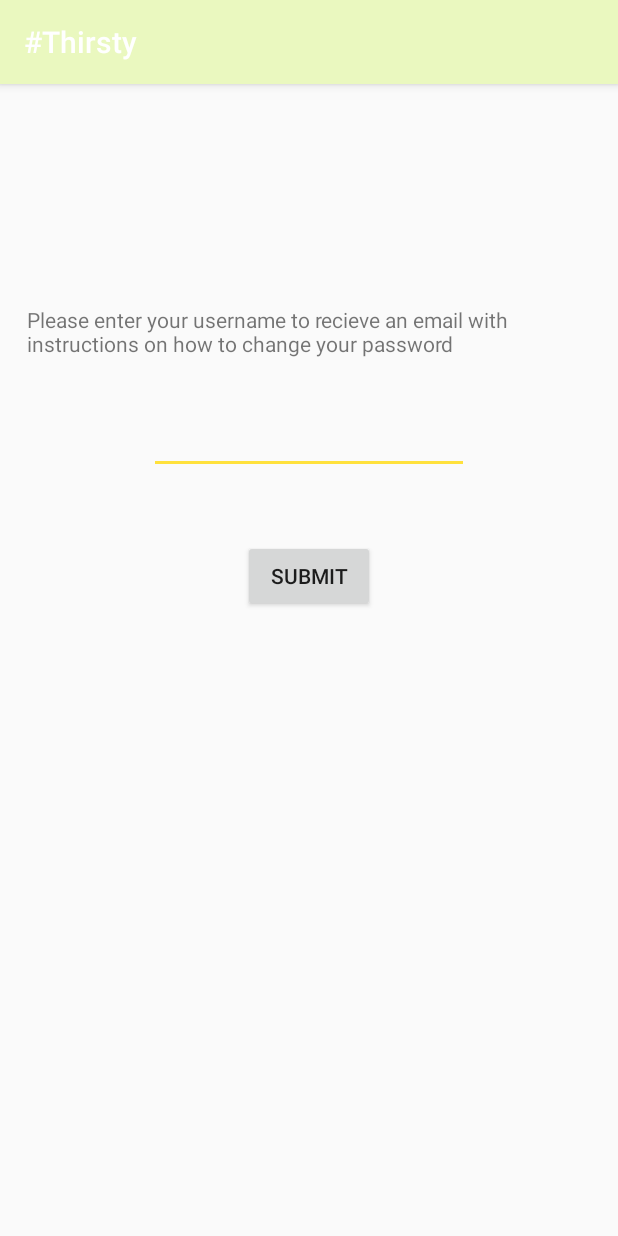
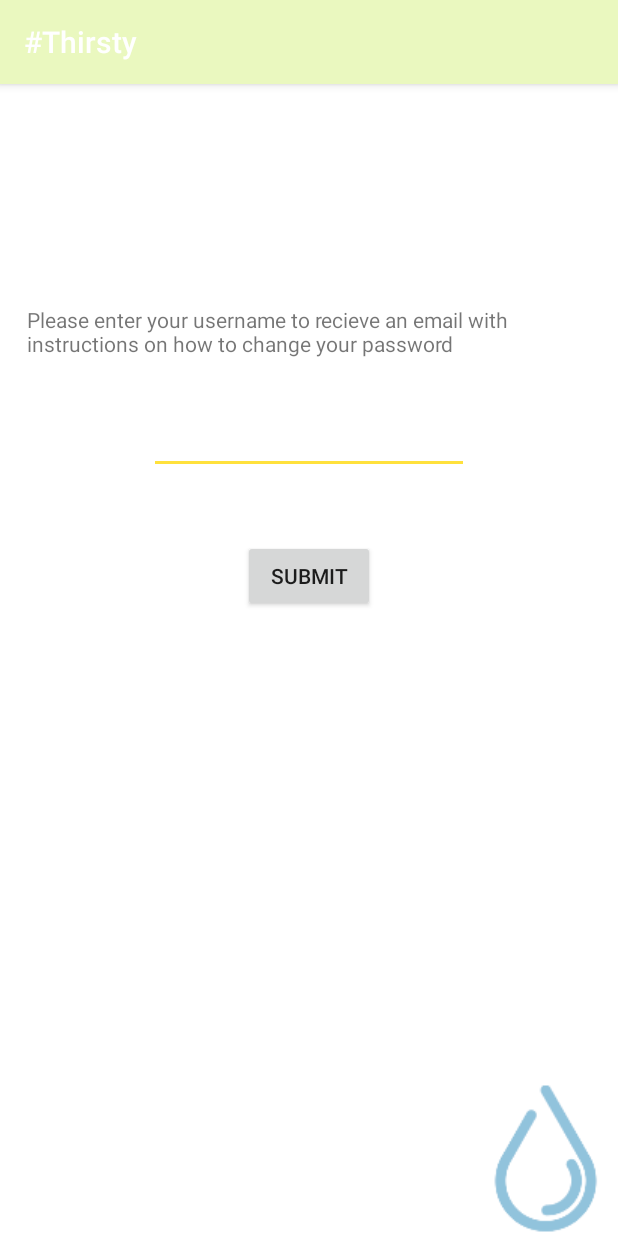
Before and after one commit to OmarB97/TeamHighKey25, an Android app: the ForgotPassword screen opened directly, with no data from a screen before it, on a phone screen of 412 x 824 dp. Run offline under Robolectric (Android 15) with nearby library versions, the phone set to English and light mode, and no system bars.

Commit message:
added icons to new screens

```diff
--- a/#Thirsty/app/src/main/res/layout/activity_forgot_password.xml
+++ b/#Thirsty/app/src/main/res/layout/activity_forgot_password.xml
@@ -4,6 +4,7 @@
     xmlns:tools="http://schemas.android.com/tools"
     android:layout_width="match_parent"
     android:layout_height="match_parent"
+    android:background="#FFFFFF"
     tools:context="com.example.user.thirsty.ForgotPassword">
 
     <TextView
@@ -17,6 +18,15 @@
         android:layout_alignParentTop="true"
         android:layout_alignParentStart="true"
         android:layout_marginStart="18dp" />
+    <ImageView
+        android:id="@+id/imageView9"
+        android:layout_width="wrap_content"
+        android:layout_height="wrap_content"
+        android:adjustViewBounds="false"
+        android:cropToPadding="false"
+        app:srcCompat="@drawable/mini_logo"
+        android:layout_alignParentBottom="true"
+        android:layout_alignParentEnd="true" />
 
     <EditText
         android:id="@+id/userName"
```
Also changed, not shown: #Thirsty/app/src/main/res/layout/activity_password_recovery.xml (+10 -0 lines), #Thirsty/app/src/main/res/layout/activity_profile_picture.xml (+12 -0 lines), #Thirsty/app/src/main/res/layout/activity_user_submissions.xml (+10 -0 lines).
